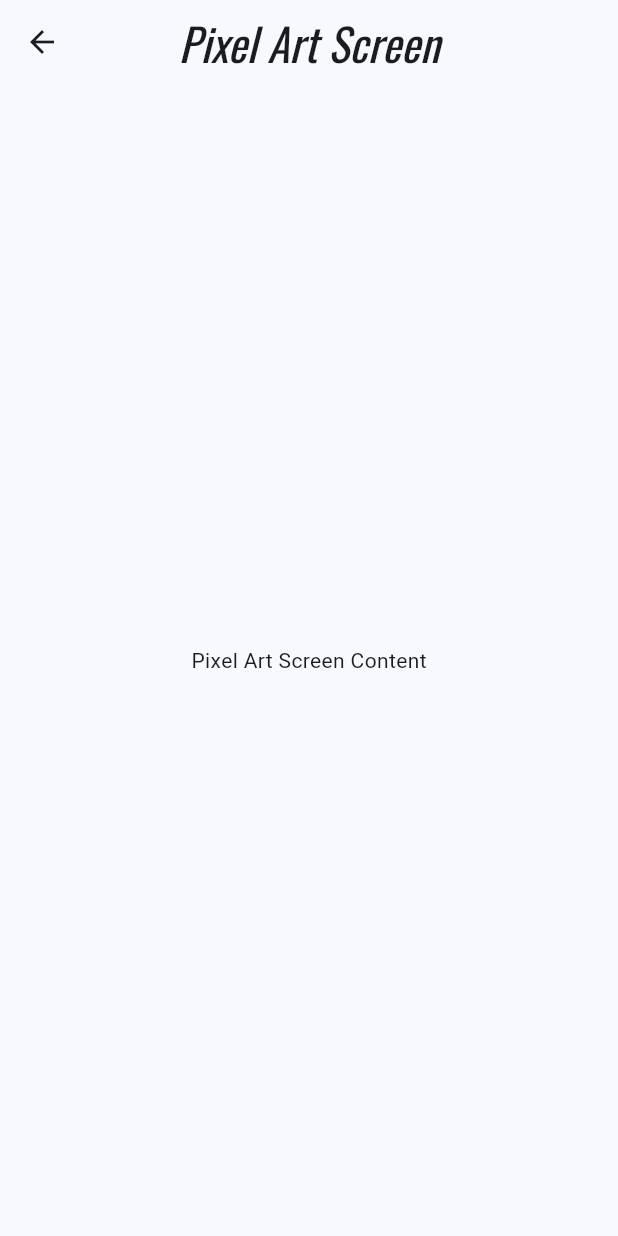
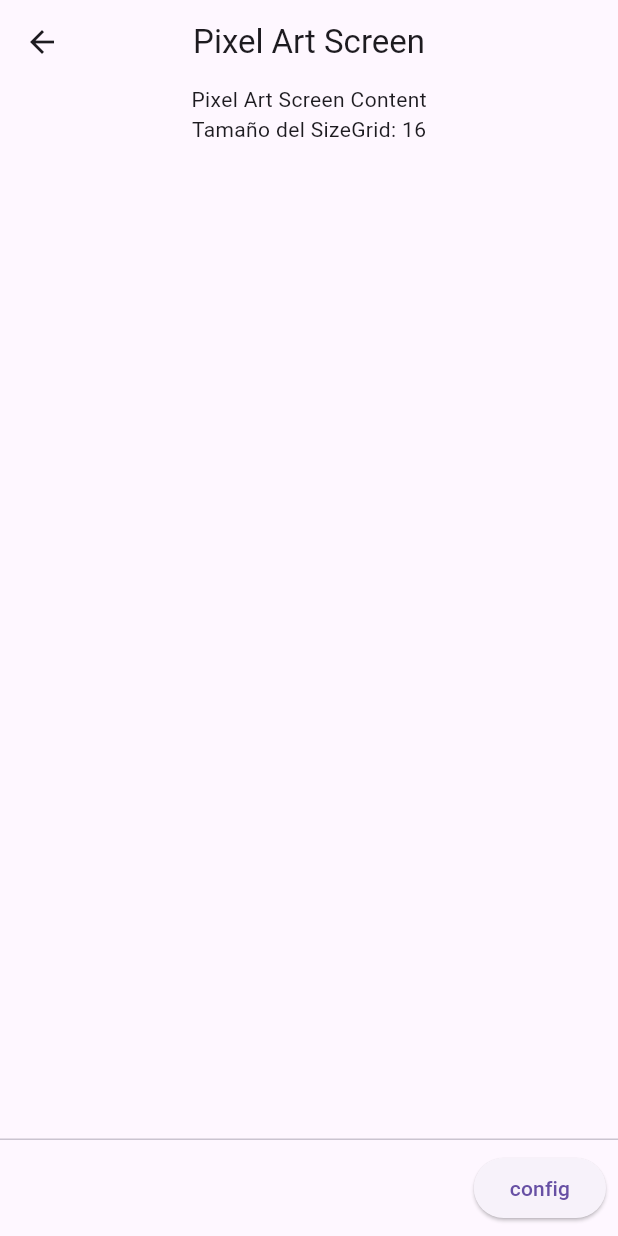
Before and after one commit to DiegoLaraR/3479A321_2023479032, a Flutter app: the screen it shows after launch, after a tap on the "grid on" icon, on a phone screen of 412 x 824 dp. Run offline on Flutter 3.47's test engine with Material 3 defaults, Android fonts, the phone set to English and light mode, and no system bars; our stand-ins replace google_fonts, logger.

Commit message:
agregada configuration, configuration data y pixelartdata

```diff
--- /dev/null
+++ b/devtools_options.yaml
@@ -0,0 +1,3 @@
+description: This file stores settings for Dart & Flutter DevTools.
+documentation: https://docs.flutter.dev/tools/devtools/extensions#configure-extension-enablement-states
+extensions:
--- a/lib/main.dart
+++ b/lib/main.dart
@@ -1,6 +1,8 @@
 import 'package:flutter/material.dart';
+import 'package:lab2/providers/configuration_data.dart';
 import 'pages/home.dart';
 import 'package:google_fonts/google_fonts.dart';
+import 'package:provider/provider.dart';
 import 'package:logger/logger.dart';
 
 void main() {
@@ -29,24 +31,16 @@ class _MyAppState extends State<MyApp> {
 
     logger.d("Logger is working!");
 
-    return MaterialApp(
-      debugShowCheckedModeBanner: false,
-      title: '2023479032',
-      theme: ThemeData(
-        colorScheme: ColorScheme.fromSeed(seedColor: _color),
-        textTheme: TextTheme(
-          displayLarge: const TextStyle(
-            fontSize: 34,
-            fontWeight: FontWeight.normal,
-          ),
-          titleLarge: GoogleFonts.oswald(
-            fontSize: 30,
-            fontStyle: FontStyle.italic,
-          ),
+    return ChangeNotifierProvider<ConfigurationData>(
+      create: (context) => ConfigurationData(),
+      child: MaterialApp(
+        title: 'My App',
+        theme: ThemeData(primarySwatch: Colors.blue),
+        home: MyHomePage(
+          title: 'Flutter Demo Home Page',
+          onChangeColor: _updateColor,
         ),
       ),
-
-      home: MyHomePage(title: '2023479032', onChangeColor: _updateColor),
     );
   }
 }
--- a/lib/pages/pixel_art_screen.dart
+++ b/lib/pages/pixel_art_screen.dart
@@ -1,5 +1,8 @@
 import 'package:flutter/material.dart';
+import 'package:lab2/pages/configuration.dart';
 import 'package:logger/logger.dart';
+import 'package:provider/provider.dart';
+import 'package:lab2/providers/configuration_data.dart';
 
 class PixelArtScreen extends StatefulWidget {
   const PixelArtScreen({super.key});
@@ -13,12 +16,15 @@ class _PixelArtScreenState extends State<PixelArtScreen> {
   @override
   void initState() {
     super.initState();
-    logger.d("PixelArtScreen Inicializado");
+    logger.d('Initializando PixelArtScreen');
   }
 
   @override
   void didChangeDependencies() {
     super.didChangeDependencies();
+    final sizeGrid = context.read<ConfigurationData>().getSize;
+
+    logger.d('Tamaño de Grid: ${sizeGrid}');
     logger.d("PixelArtScreen dependencias cambiadas");
   }
 
@@ -34,13 +40,34 @@ class _PixelArtScreenState extends State<PixelArtScreen> {
     // TODO: implement didUpdateWidget
     super.didUpdateWidget(oldWidget);
     logger.d("PixelArtScreen didUpdateWidget llamado");
+    logger.d("Tamaño de grid: ${context.read<ConfigurationData>().getSize}");
   }
 
   @override
   Widget build(BuildContext context) {
     return Scaffold(
       appBar: AppBar(title: const Text('Pixel Art Screen'), centerTitle: true),
-      body: const Center(child: Text('Pixel Art Screen Content')),
+      body: Center(
+        child: Column(
+          children: [
+            Text('Pixel Art Screen Content'),
+            Text(
+              "Tamaño del SizeGrid: ${context.watch<ConfigurationData>().getSize}",
+            ),
+          ],
+        ),
+      ),
+      persistentFooterButtons: [
+        ElevatedButton(
+          onPressed: () {
+            Navigator.push(
+              context,
+              MaterialPageRoute(builder: (context) => Configuration()),
+            );
+          },
+          child: const Text('config'),
+        ),
+      ],
     );
   }
 
--- a/lib/providers/configuration_data.dart
+++ b/lib/providers/configuration_data.dart
@@ -4,5 +4,10 @@ class ConfigurationData extends ChangeNotifier {
   int _size = 16;
   int get getSize => _size;
 
+  void setSize(int newSize) {
+    _size = newSize;
+    notifyListeners();
+  }
+
   notifyListeners();
 }
```
Also changed, not shown: lib/pages/configuration.dart (added, +73 -0 lines).
